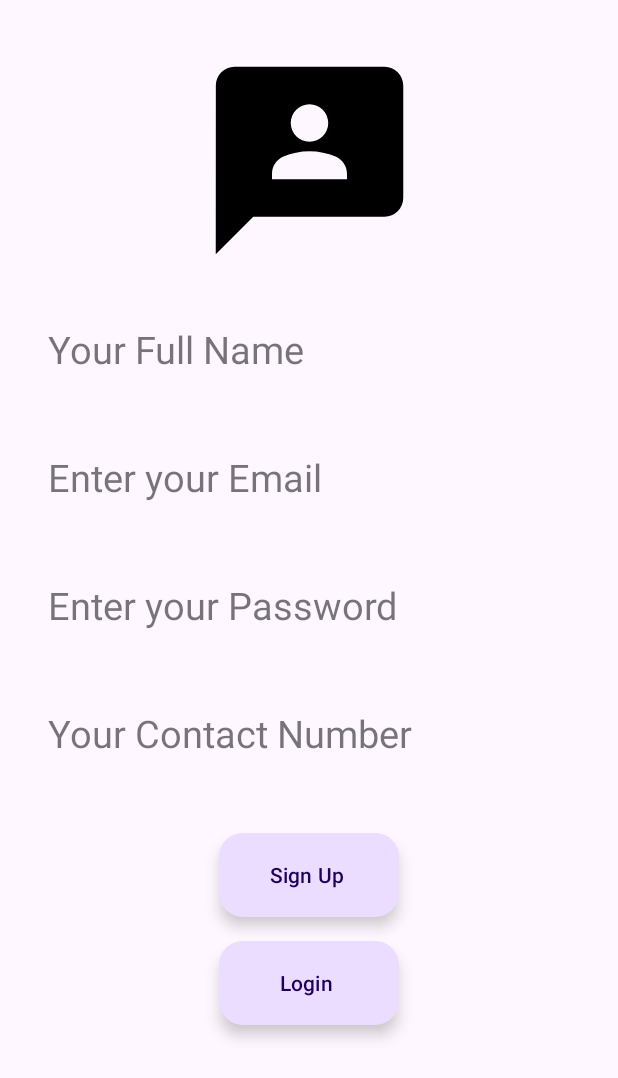
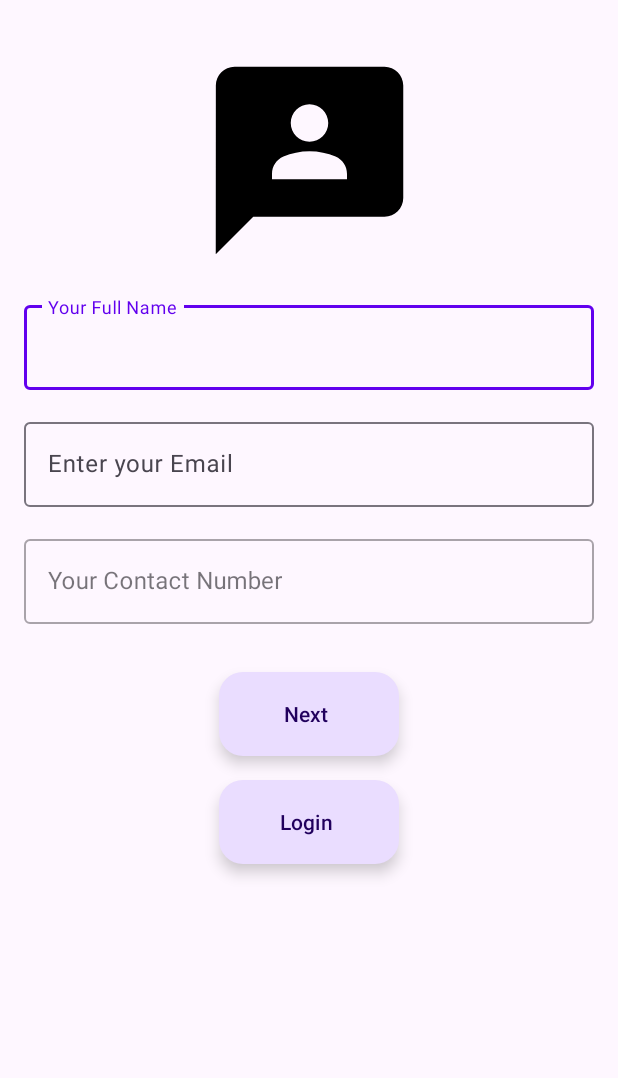
Before and after one commit to jaymaurya1256/Gossip, an Android app: the SignupFragment screen opened directly, with no data from a screen before it, on a phone screen of 412 x 824 dp. Shown: the top 1078 px of the screen. Run offline under Robolectric (Android 15) with nearby library versions, the phone set to English and light mode, and no system bars; our stand-ins replace Firebase (no records; nobody signed in at launch, a user with empty details on screens opened directly).

Commit message:
Improve Sign in and login layout

```diff
--- a/app/src/main/java/dev/jay/gossip/ui/login/LoginActivity.kt
+++ b/app/src/main/java/dev/jay/gossip/ui/login/LoginActivity.kt
@@ -18,8 +18,8 @@ class LoginActivity : AppCompatActivity() {
         setContentView(binding.root)
 
         binding.loginButton.setOnClickListener{
-            val email = binding.email.text.toString()
-            val password = binding.password.text.toString()
+            val email = binding.email.editText.toString()
+            val password = binding.password.editText.toString()
             if (email.isEmpty() || password.isEmpty()) {
                 Snackbar.make(this,binding.root,"Either email or password is empty", Snackbar.LENGTH_SHORT).show()
             }else{
--- a/app/src/main/java/dev/jay/gossip/ui/main/activity/MainActivity.kt
+++ b/app/src/main/java/dev/jay/gossip/ui/main/activity/MainActivity.kt
@@ -4,8 +4,10 @@ import androidx.appcompat.app.AppCompatActivity
 import android.os.Bundle
 import androidx.activity.viewModels
 import com.google.android.material.snackbar.Snackbar
+import dagger.hilt.android.AndroidEntryPoint
 import dev.jay.gossip.databinding.ActivityMainBinding
 
+@AndroidEntryPoint
 class MainActivity : AppCompatActivity() {
     private lateinit var binding: ActivityMainBinding
     private val viewModel : MainViewModel by viewModels()
@@ -13,6 +15,5 @@ class MainActivity : AppCompatActivity() {
         super.onCreate(savedInstanceState)
         binding = ActivityMainBinding.inflate(layoutInflater)
         setContentView(binding.root)
-
     }
 }
--- a/app/src/main/java/dev/jay/gossip/ui/signup/SignupActivity.kt
+++ b/app/src/main/java/dev/jay/gossip/ui/signup/SignupActivity.kt
@@ -32,12 +32,4 @@ class SignupActivity : AppCompatActivity() {
 
 
     }
-    /**
-    private fun gotoOTPVerification(verificationId: String, binding: FragmentSignupBinding) {
-        Log.d(TAG, "popUpInputCode: entered")
-        val action = SignupFragmentDirections.actionSignupFragmentToSignupOTPVerificationFragment()
-        val credential = PhoneAuthProvider.getCredential(verificationId!!,)
-        signInWithPhoneAuthCredential(credential)
-    }**/
-
 }
--- a/app/src/main/java/dev/jay/gossip/ui/signup/SignupFragment.kt
+++ b/app/src/main/java/dev/jay/gossip/ui/signup/SignupFragment.kt
@@ -40,7 +40,7 @@ class SignupFragment : Fragment() {
 
         binding.signup.setOnClickListener {
             Log.d(TAG, "onCreate: entered")
-            val phoneNumber = binding.contact.text.toString()
+            val phoneNumber = binding.contact.editText.toString()
             Log.d(TAG, "onCreate: phone number $phoneNumber")
             if (phoneNumber.isNotEmpty()) {
                 if (phoneNumber.length == 10) {
--- a/app/src/main/res/layout/fragment_signup.xml
+++ b/app/src/main/res/layout/fragment_signup.xml
@@ -6,7 +6,7 @@
     android:layout_height="match_parent"
     tools:context=".ui.signup.SignupFragment">
     <ImageView
-        android:id="@+id/logo"
+        android:id="@+id/image"
         android:layout_width="150dp"
         android:layout_height="150dp"
         android:layout_margin="32dp"
@@ -14,41 +14,38 @@
         app:layout_constraintStart_toStartOf="parent"
         app:layout_constraintTop_toTopOf="parent"
         app:srcCompat="@drawable/ic_baseline_3p_24" />
-    <com.google.android.material.textfield.TextInputEditText
+    <com.google.android.material.textfield.TextInputLayout
         android:id="@+id/full_name"
-        style="@style/Widget.MaterialComponents.TextInputLayout.OutlinedBox"
         android:layout_width="match_parent"
         android:layout_height="wrap_content"
         android:textSize="25sp"
         android:hint="@string/full_name"
         android:layout_margin="16dp"
+        style="@style/ThemeOverlay.Material3.AutoCompleteTextView.OutlinedBox.Dense"
         app:layout_constraintEnd_toEndOf="parent"
         app:layout_constraintStart_toStartOf="parent"
-        app:layout_constraintTop_toBottomOf="@id/logo"
+        app:layout_constraintTop_toBottomOf="@id/image">
+        <com.google.android.material.textfield.TextInputEditText
+            android:layout_width="match_parent"
+            android:layout_height="wrap_content"
         />
-    <com.google.android.material.textfield.TextInputEditText
+    </com.google.android.material.textfield.TextInputLayout>
+    <com.google.android.material.textfield.TextInputLayout
         android:id="@+id/email"
-        style="@style/Widget.MaterialComponents.TextInputLayout.OutlinedBox"
         android:layout_width="match_parent"
         android:layout_height="wrap_content"
         android:textSize="25sp"
         android:hint="@string/email"
         android:layout_margin="16dp"
+        style="@style/ThemeOverlay.Material3.AutoCompleteTextView.OutlinedBox.Dense"
         app:layout_constraintEnd_toEndOf="parent"
         app:layout_constraintStart_toStartOf="parent"
-        app:layout_constraintTop_toBottomOf="@id/full_name"/>
-    <com.google.android.material.textfield.TextInputEditText
-        android:id="@+id/password"
-        style="@style/Widget.MaterialComponents.TextInputLayout.OutlinedBox"
-        android:layout_width="match_parent"
-        android:layout_height="wrap_content"
-        android:textSize="25sp"
-        android:hint="@string/password"
-        android:layout_margin="16dp"
-        app:layout_constraintEnd_toEndOf="parent"
-        app:layout_constraintStart_toStartOf="parent"
-        app:layout_constraintTop_toBottomOf="@id/email"/>
-    <com.google.android.material.textfield.TextInputEditText
+        app:layout_constraintTop_toBottomOf="@id/full_name">
+        <com.google.android.material.textfield.TextInputEditText
+            android:layout_width="match_parent"
+            android:layout_height="wrap_content"/>
+    </com.google.android.material.textfield.TextInputLayout>
+    <com.google.android.material.textfield.TextInputLayout
         android:id="@+id/contact"
         style="@style/Widget.MaterialComponents.TextInputLayout.OutlinedBox"
         android:layout_width="match_parent"
@@ -58,12 +55,16 @@
         android:layout_margin="16dp"
         app:layout_constraintEnd_toEndOf="parent"
         app:layout_constraintStart_toStartOf="parent"
-        app:layout_constraintTop_toBottomOf="@id/password"/>
-    <com.google.android.material.floatingactionbutton.ExtendedFloatingActionButton
+        app:layout_constraintTop_toBottomOf="@id/email">
+    <com.google.android.material.textfield.TextInputEditText
+        android:layout_width="match_parent"
+        android:layout_height="wrap_content"/>
+    </com.google.android.material.textfield.TextInputLayout>
+<com.google.android.material.floatingactionbutton.ExtendedFloatingActionButton
         android:id="@+id/signup"
         android:layout_width="wrap_content"
         android:layout_height="wrap_content"
-        android:text="@string/signup"
+        android:text="@string/next"
         android:layout_margin="32dp"
         app:layout_constraintTop_toBottomOf="@id/contact"
         app:layout_constraintEnd_toEndOf="parent"
--- a/app/src/main/res/values/strings.xml
+++ b/app/src/main/res/values/strings.xml
@@ -16,5 +16,9 @@
     <string name="enter_otp">Enter the OTP sent to your contact number</string>
     <string name="verify">Verify</string>
     <string name="login_with_google">Login with Google</string>
+    <string name="bio">Tell us about yourself</string>
+    <string name="next">Next</string>
+    <string name="date_of_birth">Add Date Of Birth</string>
+    <string name="nationality">Nationality(Optional)</string>
 
 </resources>
```
Also changed, not shown: app/build.gradle (+3 -9 lines), app/src/main/AndroidManifest.xml (+8 -1 lines), app/src/main/java/dev/jay/gossip/Gossip.kt (added, +9 -0 lines), app/src/main/java/dev/jay/gossip/di/Module.kt (+7 -0 lines), app/src/main/java/dev/jay/gossip/ui/main/HomeFragment.kt (+5 -15 lines), app/src/main/java/dev/jay/gossip/ui/main/activity/MainViewModel.kt (+16 -1 lines), app/src/main/java/dev/jay/gossip/ui/signup/SignUpSecondPage.kt (added, +60 -0 lines), app/src/main/java/dev/jay/gossip/ui/signup/SignupOTPVerificationFragment.kt (+2 -8 lines), app/src/main/java/dev/jay/gossip/ui/signup/SignupViewModel.kt (+7 -2 lines), app/src/main/res/layout/activity_login.xml (+12 -4 lines), app/src/main/res/layout/fragment_home.xml (+0 -48 lines), app/src/main/res/layout/fragment_sign_up_second_page.xml (added, +64 -0 lines).
